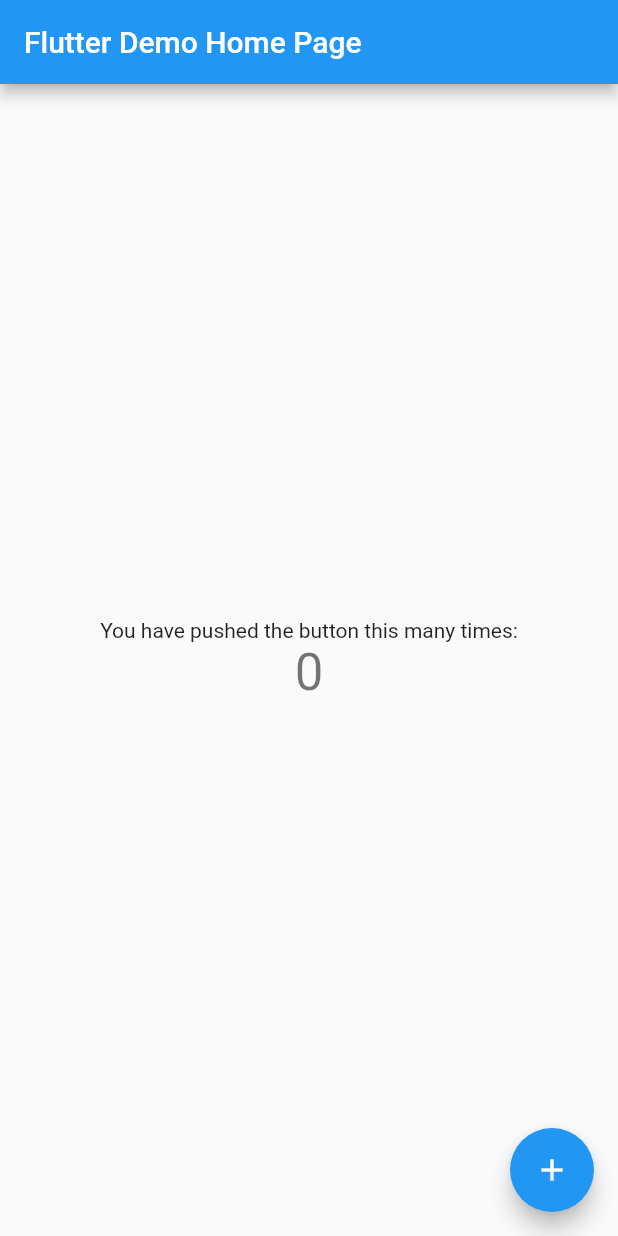
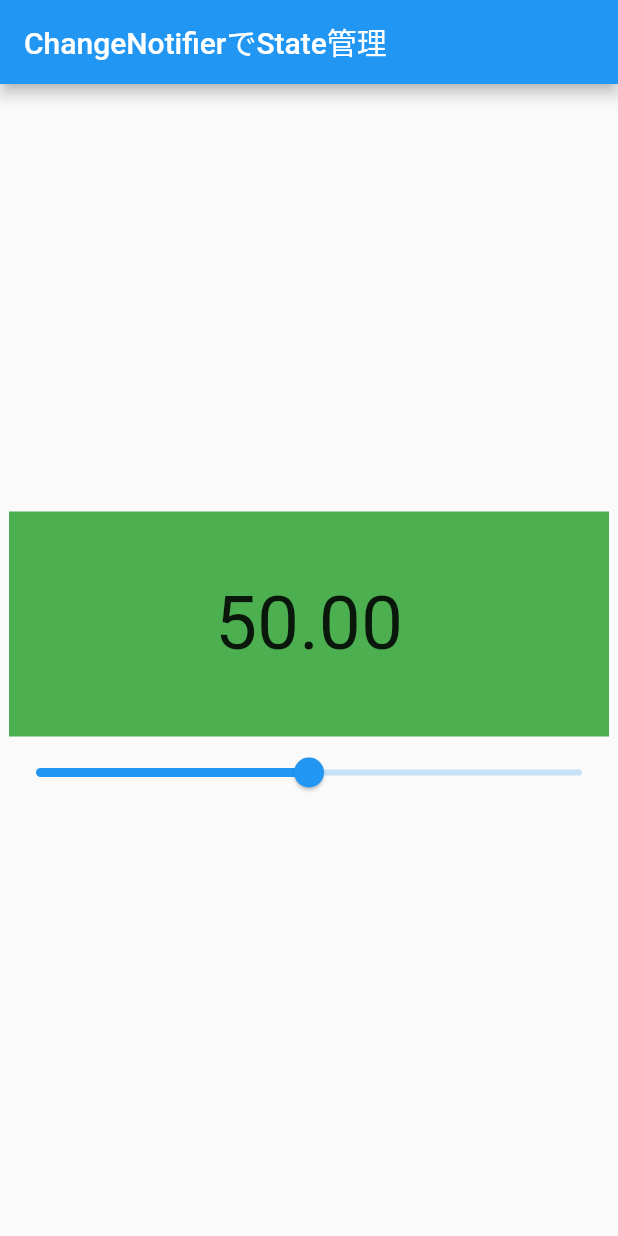
Before and after one commit to jugjug7531/change_notifier_practice, a Flutter app: the screen it shows after launch, on a phone screen of 412 x 824 dp. Run offline on Flutter 3.47's test engine with Material 2 defaults, Android fonts, the phone set to English and light mode, and no system bars.

Commit message:
changeNotifier使用

```diff
--- /dev/null
+++ b/lib/font_size_setting/component/slider.dart
@@ -0,0 +1,28 @@
+import 'package:flutter/material.dart';
+import 'package:change_notifier_practice/font_size_setting/model/font_size_model.dart';
+import 'package:provider/provider.dart';
+
+/// スライダー
+///
+/// フォントサイズモデルの正規化フォントサイズを取得&設定する
+class MySlider extends StatefulWidget {
+  const MySlider({Key? key}) : super(key: key);
+
+  @override
+  createState() => _MySliderState();
+}
+
+class _MySliderState extends State<MySlider> {
+  @override
+  Widget build(BuildContext context) {
+    // 変更をUIに反映させたくはないけど、
+    // modelのメソッドやプロパティなどを使用したい場合は、
+    // Provider.ofを使用する.
+
+    // フォントサイズモデル取得
+    final mydata = Provider.of<FontSizeModel>(context);
+
+    return Slider(
+        value: mydata.normalizationSize, onChanged: (value) => mydata.size = value);
+  }
+}
--- /dev/null
+++ b/lib/font_size_setting/model/font_size_model.dart
@@ -0,0 +1,24 @@
+import 'dart:developer';
+
+import 'package:flutter/foundation.dart';
+/// フォントサイズモデル
+///
+/// 最大フォントサイズ[_maxSize]設定可能
+class FontSizeModel with ChangeNotifier {
+  double _size = 0.5;
+
+  /// フォントサイズの最大値
+  final int _maxSize = 100;
+
+  // getter
+  /// 正規化フォントサイズ
+  double get normalizationSize => _size;
+  /// フォントサイズ
+  double get size => _size * _maxSize;
+  // setter
+  set size(double size) {
+    _size = size;
+    notifyListeners(); //通知
+    debugPrint("[notifyListeners] change size : "+_size.toStringAsFixed(2));
+  }
+}
--- a/lib/main.dart
+++ b/lib/main.dart
@@ -1,4 +1,7 @@
 import 'package:flutter/material.dart';
+import 'package:provider/provider.dart';
+import 'package:change_notifier_practice/font_size_setting/model/font_size_model.dart';
+import 'package:change_notifier_practice/font_size_setting/component/slider.dart';
 
 void main() {
   runApp(const MyApp());
@@ -11,35 +14,17 @@
   @override
   Widget build(BuildContext context) {
     return MaterialApp(
-      title: 'Flutter Demo',
+      title: 'State管理練習',
       theme: ThemeData(
-        // This is the theme of your application.
-        //
-        // Try running your application with "flutter run". You'll see the
-        // application has a blue toolbar. Then, without quitting the app, try
-        // changing the primarySwatch below to Colors.green and then invoke
-        // "hot reload" (press "r" in the console where you ran "flutter run",
-        // or simply save your changes to "hot reload" in a Flutter IDE).
-        // Notice that the counter didn't reset back to zero; the application
-        // is not restarted.
         primarySwatch: Colors.blue,
       ),
-      home: const MyHomePage(title: 'Flutter Demo Home Page'),
+      home: const MyHomePage(title: 'ChangeNotifierでState管理'),
     );
   }
 }
 
 class MyHomePage extends StatefulWidget {
   const MyHomePage({Key? key, required this.title}) : super(key: key);
-
-  // This widget is the home page of your application. It is stateful, meaning
-  // that it has a State object (defined below) that contains fields that affect
-  // how it looks.
-
-  // This class is the configuration for the state. It holds the values (in this
-  // case the title) provided by the parent (in this case the App widget) and
-  // used by the build method of the State. Fields in a Widget subclass are
-  // always marked "final".
 
   final String title;
 
@@ -48,68 +33,41 @@
 }
 
 class _MyHomePageState extends State<MyHomePage> {
-  int _counter = 0;
-
-  void _incrementCounter() {
-    setState(() {
-      // This call to setState tells the Flutter framework that something has
-      // changed in this State, which causes it to rerun the build method below
-      // so that the display can reflect the updated values. If we changed
-      // _counter without calling setState(), then the build method would not be
-      // called again, and so nothing would appear to happen.
-      _counter++;
-    });
-  }
-
 @override
   Widget build(BuildContext context) {
-    // This method is rerun every time setState is called, for instance as done
-    // by the _incrementCounter method above.
-    //
-    // The Flutter framework has been optimized to make rerunning build methods
-    // fast, so that you can just rebuild anything that needs updating rather
-    // than having to individually change instances of widgets.
-    return Scaffold(
+    return ChangeNotifierProvider(
+      create: (BuildContext context) => FontSizeModel(),
+      child: Scaffold(
           appBar: AppBar(
-        // Here we take the value from the MyHomePage object that was created by
-        // the App.build method, and use it to set our appbar title.
             title: Text(widget.title),
           ),
-      body: Center(
-        // Center is a layout widget. It takes a single child and positions it
-        // in the middle of the parent.
-        child: Column(
-          // Column is also a layout widget. It takes a list of children and
-          // arranges them vertically. By default, it sizes itself to fit its
-          // children horizontally, and tries to be as tall as its parent.
-          //
-          // Invoke "debug painting" (press "p" in the console, choose the
-          // "Toggle Debug Paint" action from the Flutter Inspector in Android
-          // Studio, or the "Toggle Debug Paint" command in Visual Studio Code)
-          // to see the wireframe for each widget.
-          //
-          // Column has various properties to control how it sizes itself and
-          // how it positions its children. Here we use mainAxisAlignment to
-          // center the children vertically; the main axis here is the vertical
-          // axis because Columns are vertical (the cross axis would be
-          // horizontal).
+          body: Column(
             mainAxisAlignment: MainAxisAlignment.center,
-          children: <Widget>[
-            const Text(
-              'You have pushed the button this many times:',
+            children: [
+              Stack(
+                alignment: Alignment.center,
+                children:[
+                  Container(
+                    width: 400,
+                    height: 150,
+                    color:Colors.green
                   ),
-            Text(
-              '$_counter',
-              style: Theme.of(context).textTheme.headline4,
-            ),
-          ],
+                  /*
+                  1. SliderはProvider.ofでMyDataにアクセスし、値の取得や設定を行う
+                  2. MyDataのsetterの中で、notifyListenersでリスナーに変更を通知する
+                  3. Consumerが変更を検知して、Textへの値の設定と作り直しを行う
+                  */
+                  Consumer<FontSizeModel>(
+                    builder: (context, myFontSize, _) => Text(
+                    myFontSize.size.toStringAsFixed(2),
+                    style: TextStyle(fontSize: myFontSize.size),
                     ),
                   ),
-      floatingActionButton: FloatingActionButton(
-        onPressed: _incrementCounter,
-        tooltip: 'Increment',
-        child: const Icon(Icons.add),
-      ), // This trailing comma makes auto-formatting nicer for build methods.
+                ]
+              ),
+              MySlider(),
+            ],
+          )),
     );
   }
 }
--- a/pubspec.yaml
+++ b/pubspec.yaml
@@ -34,6 +34,7 @@
   # The following adds the Cupertino Icons font to your application.
   # Use with the CupertinoIcons class for iOS style icons.
   cupertino_icons: ^1.0.2
+  provider: ^6.0.2
 
 dev_dependencies:
   flutter_test:
```
Also changed, not shown: pubspec.lock. Lines whose indentation alone changed are shown as unchanged.
